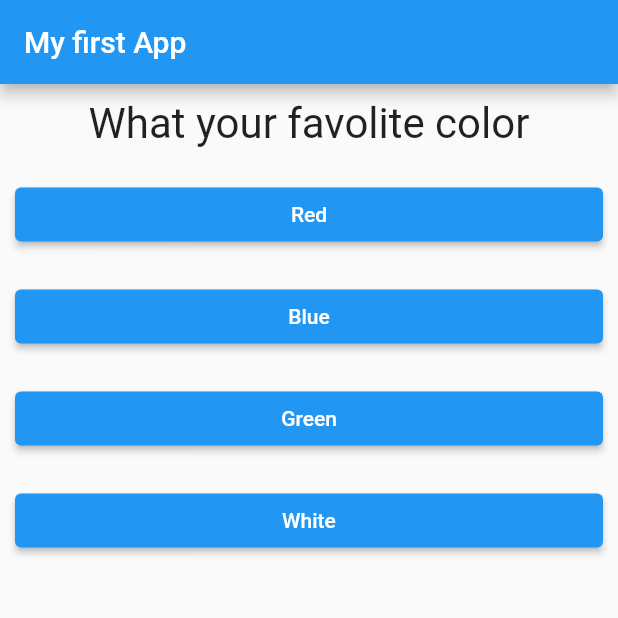
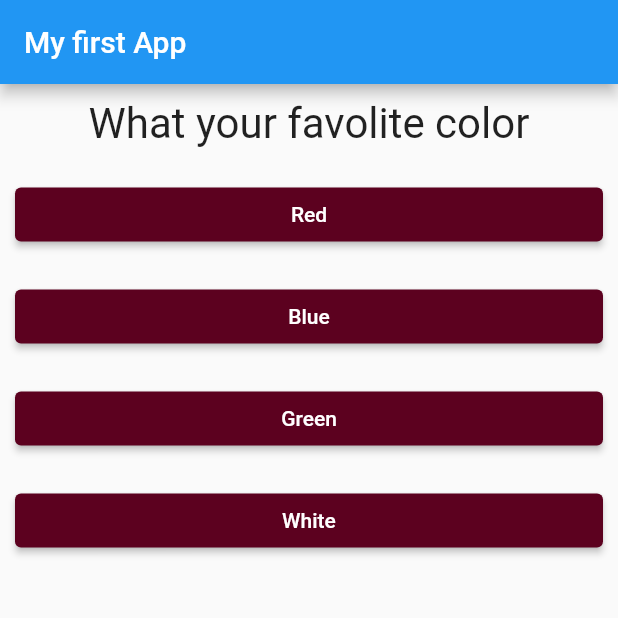
Before and after one commit to JunoSoft/flutterapp2, a Flutter app: the screen it shows after launch, on a phone screen of 412 x 824 dp, the top half of it. Run offline on Flutter 3.47's test engine with Material 2 defaults, Android fonts, the phone set to English and light mode, and no system bars.

Commit message:
color changes

```diff
--- a/lib/ansuer.dart
+++ b/lib/ansuer.dart
@@ -10,7 +10,7 @@ class Ansuer extends StatelessWidget {
     return Container(
       width:double.infinity,
       margin: const EdgeInsets.all(10),
-      child:ElevatedButton(onPressed: selectHandler, child:Text(answerText)),
+      child:ElevatedButton(onPressed: selectHandler,style: ElevatedButton.styleFrom(backgroundColor:Color.fromARGB(255, 92, 1, 31)), child:Text(answerText)),
     );
   }
 }
```
